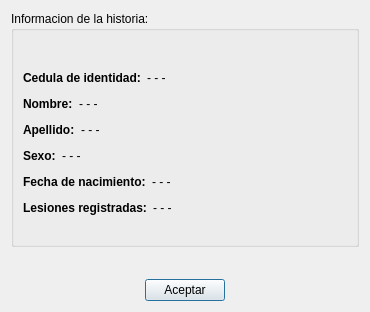
Qt form verhistoria.ui (Gabrielnz/pasantia-CIMBUC) before a commit.
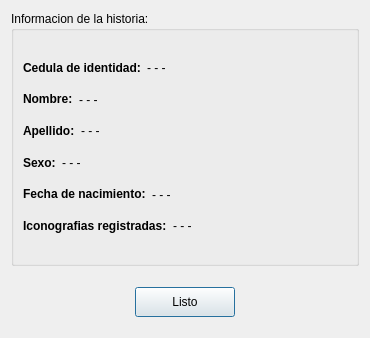
The same form after that commit.

```diff
--- a/verhistoria.ui
+++ b/verhistoria.ui
@@ -7,7 +7,7 @@
     <x>0</x>
     <y>0</y>
     <width>368</width>
-    <height>312</height>
+    <height>338</height>
    </rect>
   </property>
   <property name="windowTitle">
@@ -37,10 +37,13 @@
               <property name="orientation">
                <enum>Qt::Vertical</enum>
               </property>
+              <property name="sizeType">
+               <enum>QSizePolicy::Fixed</enum>
+              </property>
               <property name="sizeHint" stdset="0">
                <size>
                 <width>20</width>
-                <height>28</height>
+                <height>15</height>
                </size>
               </property>
              </spacer>
@@ -207,7 +210,7 @@
                 <item>
                  <widget class="QLabel" name="etqLesiones">
                   <property name="text">
-                   <string>&lt;html&gt;&lt;head/&gt;&lt;body&gt;&lt;p&gt;&lt;span style=&quot; font-weight:600;&quot;&gt;Lesiones registradas:&lt;/span&gt;&lt;/p&gt;&lt;/body&gt;&lt;/html&gt;</string>
+                   <string>&lt;html&gt;&lt;head/&gt;&lt;body&gt;&lt;p&gt;&lt;span style=&quot; font-weight:600;&quot;&gt;Iconografias registradas:&lt;/span&gt;&lt;/p&gt;&lt;/body&gt;&lt;/html&gt;</string>
                   </property>
                  </widget>
                 </item>
@@ -240,10 +243,13 @@
               <property name="orientation">
                <enum>Qt::Vertical</enum>
               </property>
+              <property name="sizeType">
+               <enum>QSizePolicy::Fixed</enum>
+              </property>
               <property name="sizeHint" stdset="0">
                <size>
                 <width>20</width>
-                <height>17</height>
+                <height>15</height>
                </size>
               </property>
              </spacer>
@@ -260,10 +266,13 @@
        <property name="orientation">
         <enum>Qt::Vertical</enum>
        </property>
+       <property name="sizeType">
+        <enum>QSizePolicy::Fixed</enum>
+       </property>
        <property name="sizeHint" stdset="0">
         <size>
          <width>348</width>
-         <height>13</height>
+         <height>15</height>
         </size>
        </property>
       </spacer>
@@ -284,9 +293,15 @@
         </spacer>
        </item>
        <item>
-        <widget class="QPushButton" name="btnAceptar">
+        <widget class="QPushButton" name="btnListo">
+         <property name="minimumSize">
+          <size>
+           <width>100</width>
+           <height>30</height>
+          </size>
+         </property>
          <property name="text">
-          <string>Aceptar</string>
+          <string>Listo</string>
          </property>
         </widget>
        </item>
@@ -305,6 +320,22 @@
        </item>
       </layout>
      </item>
+     <item>
+      <spacer name="verticalSpacer_2">
+       <property name="orientation">
+        <enum>Qt::Vertical</enum>
+       </property>
+       <property name="sizeType">
+        <enum>QSizePolicy::Fixed</enum>
+       </property>
+       <property name="sizeHint" stdset="0">
+        <size>
+         <width>20</width>
+         <height>10</height>
+        </size>
+       </property>
+      </spacer>
+     </item>
     </layout>
    </item>
   </layout>
```
Left out of the diff: 4 changed lines with no effect on the pictures.
